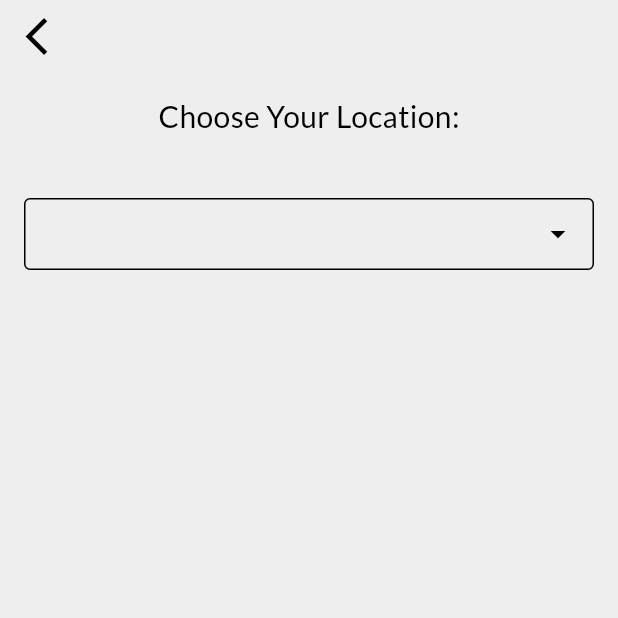
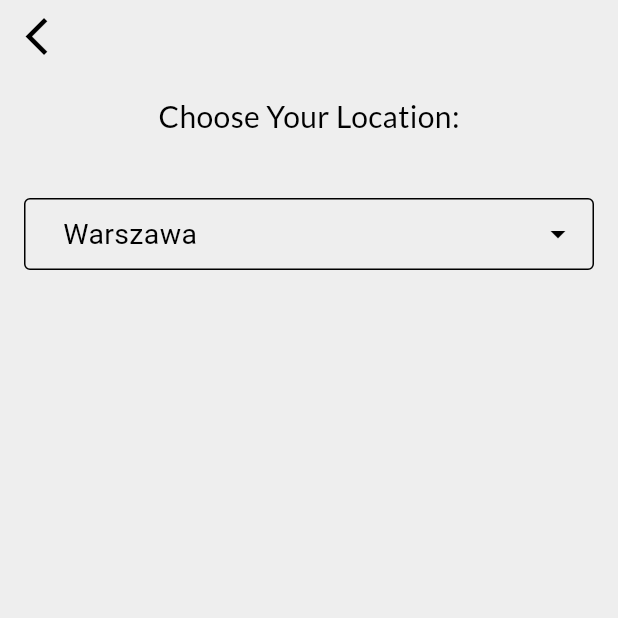
Before and after one commit to GrigoriSaki/weather_app, a Flutter app: the screen it shows after launch, in the side drawer, after a tap on "Location", on a phone screen of 412 x 824 dp, the top half of it. Run offline on Flutter 3.47's test engine with Material 3 defaults, Android fonts, the phone set to English and light mode, and no system bars; drawn by our look-alikes of dropdown_search; our stand-ins replace cloud_firestore, firebase_core, flutter_local_notifications, flutter_timezone, font_awesome_flutter, google_fonts and 3 more; accounts and stored records are empty; network calls fail.

Commit message:
small corrections in locationPage

```diff
--- a/lib/components/location_page/dropDownSearch.dart
+++ b/lib/components/location_page/dropDownSearch.dart
@@ -1,9 +1,37 @@
 import 'package:dropdown_search/dropdown_search.dart';
 import 'package:flutter/material.dart';
+import 'package:shared_preferences/shared_preferences.dart';
 import 'package:weather_app/services/firestore.dart';
 
-class MyDropDown extends StatelessWidget {
+class MyDropDown extends StatefulWidget {
   MyDropDown({super.key});
+
+  @override
+  State<MyDropDown> createState() => _MyDropDownState();
+}
+
+class _MyDropDownState extends State<MyDropDown> {
+  String? selectedCity;
+  @override
+  void initState() {
+    // TODO: implement initState
+    super.initState();
+    _loadSelectedCity();
+  }
+
+  Future<void> _loadSelectedCity() async {
+    final prefs = await SharedPreferences.getInstance();
+    setState(() {
+      selectedCity = prefs.getString('selected_city') ?? 'Warszawa';
+    });
+  }
+
+  Future<void> _saveSelectedCity(String? city) async {
+    final prefs = await SharedPreferences.getInstance();
+    if (city != null) {
+      await prefs.setString('selected_city', city);
+    }
+  }
 
   final FirestoreService firestoreService = FirestoreService();
 
@@ -11,13 +39,35 @@ class MyDropDown extends StatelessWidget {
   Widget build(BuildContext context) {
     return DropdownSearch(
       asyncItems: (String filter) async {
-        return firestoreService.getCities().then(
-              (cities) => cities
-                  .where((city) =>
-                      city['name'].toLowerCase().contains(filter.toLowerCase()))
-                  .toList(),
-            );
+        var cities = await firestoreService.getCities();
+        return cities
+            .map((city) => city['name'] as String)
+            .where((name) => name.toLowerCase().contains(filter.toLowerCase()))
+            .toList();
       },
+      onChanged: (city) {
+        setState(() {
+          selectedCity = city as String?;
+        });
+        _saveSelectedCity(city as String?);
+      },
+      selectedItem: selectedCity,
+      dropdownBuilder: (context, selectedItem) => Padding(
+        padding: const EdgeInsets.only(left: 10.0),
+        child: Text(
+          selectedItem.toString(),
+          style: TextStyle(fontSize: 19),
+        ),
+      ),
+      popupProps: PopupProps.menu(
+        itemBuilder: (context, item, isSelected) => Padding(
+          padding: const EdgeInsets.only(left: 10.0, bottom: 5, top: 5),
+          child: Text(
+            item.toString(),
+            style: TextStyle(fontSize: 17),
+          ),
+        ),
+      ),
     );
   }
 }
--- a/lib/components/my_app_bar.dart
+++ b/lib/components/my_app_bar.dart
@@ -3,7 +3,8 @@ import 'package:font_awesome_flutter/font_awesome_flutter.dart';
 import 'package:google_fonts/google_fonts.dart';
 
 class MyAppBar extends StatelessWidget {
-  const MyAppBar({super.key});
+  MyAppBar({super.key});
+  String currentLocation = "Warszawa";
 
   @override
   Widget build(BuildContext context) {
@@ -14,10 +15,10 @@ class MyAppBar extends StatelessWidget {
           //Location
           Icon(Icons.location_on_sharp,
               size: 30, color: Theme.of(context).colorScheme.onPrimary),
-          const SizedBox(width: 15),
+          const SizedBox(width: 3),
 
           Text(
-            "New York" + ", " + "USA",
+            "$currentLocation, Polska",
             style: GoogleFonts.lato(
                 fontSize: 23, color: Theme.of(context).colorScheme.onPrimary),
           ),
--- a/lib/components/slide_up_content/panel_content.dart
+++ b/lib/components/slide_up_content/panel_content.dart
@@ -78,8 +78,9 @@ class _PanelContentState extends State<PanelContent> {
               ),
             ),
             Container(
-              height: 365,
+              height: MediaQuery.of(context).size.height / 2.4,
               child: ListView.builder(
+                padding: EdgeInsets.only(top: 5, bottom: 5),
                 controller: widget.scrollController,
                 physics: widget.panelPosition == 0
                     ? NeverScrollableScrollPhysics()
@@ -87,7 +88,7 @@ class _PanelContentState extends State<PanelContent> {
                 itemBuilder: (context, index) {
                   return Padding(
                     padding: const EdgeInsets.only(
-                        bottom: 15.0, left: 25, right: 25),
+                        bottom: 15.0, left: 25, right: 25, top: 0),
                     child: ForecastCard(
                       weather_icon: FontAwesomeIcons.cloudSun,
                       day_of_week: descriptions.daysOfWeek[index],
--- a/lib/pages/home_with_panel.dart
+++ b/lib/pages/home_with_panel.dart
@@ -37,8 +37,8 @@ class _HomeWithPanelState extends State<HomeWithPanel> {
       body: SlidingUpPanel(
         controller: _panelController,
         color: Colors.transparent,
-        minHeight: 75 + MediaQuery.of(context).size.height / 3,
-        maxHeight: 50 + MediaQuery.of(context).size.height * 2 / 3,
+        minHeight: MediaQuery.of(context).size.height / 2.5,
+        maxHeight: MediaQuery.of(context).size.height / 1.4,
         panel: PanelContent(
           scrollController: _scrollController,
           dsiplayedText: _displayedText,
```
Also changed, not shown: 4 other files.
